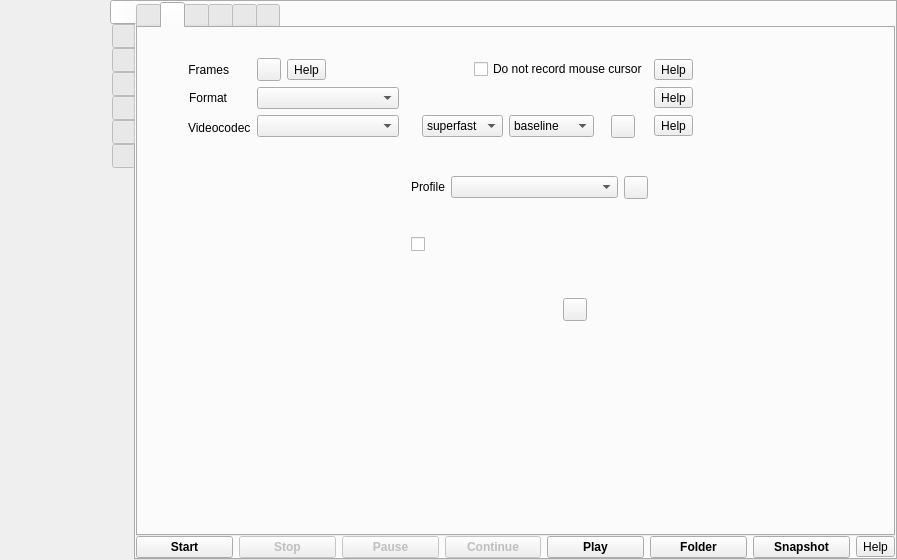
Old version of the form src/formMainWindow.ui in the repository vkohaupt/vokoscreenNG.
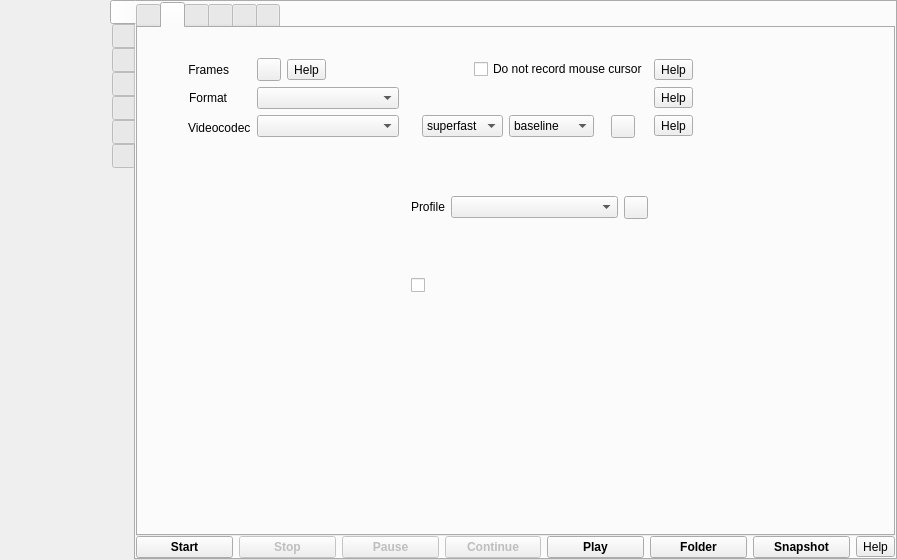
New version of the form. Icons and pictures are not drawn.

Commit message: Codec: VP8 removed because not suitable for recording

Patch:
```diff
--- a/src/formMainWindow.ui
+++ b/src/formMainWindow.ui
@@ -1097,7 +1097,7 @@
                  <property name="frameShadow">
                   <enum>QFrame::Raised</enum>
                  </property>
-                 <layout class="QVBoxLayout" name="verticalLayout_9" stretch="0,0,0,0">
+                 <layout class="QVBoxLayout" name="verticalLayout_9" stretch="0,0,0">
                   <property name="spacing">
                    <number>10</number>
                   </property>
@@ -1384,60 +1384,6 @@
                     </layout>
                    </widget>
                   </item>
-                  <item alignment="Qt::AlignTop">
-                   <widget class="QFrame" name="frameVideoCodecVp8">
-                    <property name="frameShape">
-                     <enum>QFrame::NoFrame</enum>
-                    </property>
-                    <layout class="QHBoxLayout" name="horizontalLayout_vp8">
-                     <property name="leftMargin">
-                      <number>6</number>
-                     </property>
-                     <property name="topMargin">
-                      <number>0</number>
-                     </property>
-                     <property name="rightMargin">
-                      <number>0</number>
-                     </property>
-                     <property name="bottomMargin">
-                      <number>0</number>
-                     </property>
-                     <item>
-                      <widget class="QLabel" name="label_22">
-                       <property name="maximumSize">
-                        <size>
-                         <width>28</width>
-                         <height>28</height>
-                        </size>
-                       </property>
-                       <property name="text">
-                        <string notr="true"/>
-                       </property>
-                       <property name="pixmap">
-                        <pixmap resource="screencast.qrc">:/pictures/screencast/compress.png</pixmap>
-                       </property>
-                       <property name="scaledContents">
-                        <bool>true</bool>
-                       </property>
-                      </widget>
-                     </item>
-                     <item alignment="Qt::AlignTop">
-                      <widget class="QToolButton" name="toolButtonVP8Reset">
-                       <property name="toolTip">
-                        <string>Reset</string>
-                       </property>
-                       <property name="text">
-                        <string notr="true"/>
-                       </property>
-                       <property name="icon">
-                        <iconset resource="screencast.qrc">
-                         <normaloff>:/pictures/screencast/undo.png</normaloff>:/pictures/screencast/undo.png</iconset>
-                       </property>
-                      </widget>
-                     </item>
-                    </layout>
-                   </widget>
-                  </item>
                  </layout>
                 </widget>
                </item>
```
Left out of the diff: 2 changed lines with no effect on the pictures. The commit also changes 2 other files.
